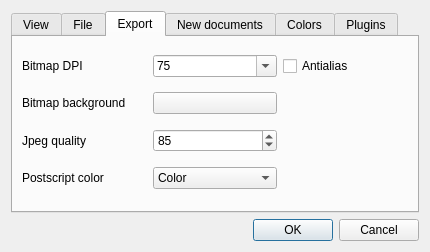
First picture: the form in dialogs/preferences.ui, repository veusz/veusz, before the edit.
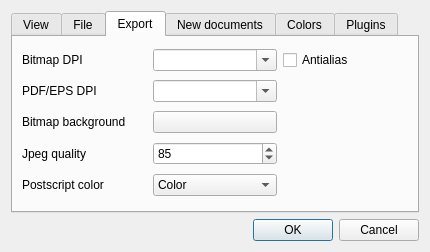
Second picture: the form after the edit. The open tabs and pages were chosen to show the change.

Patch:
```diff
--- a/dialogs/preferences.ui
+++ b/dialogs/preferences.ui
@@ -160,26 +160,6 @@
          <property name="editable">
           <bool>true</bool>
          </property>
-         <item>
-          <property name="text">
-           <string>75</string>
-          </property>
-         </item>
-         <item>
-          <property name="text">
-           <string>100</string>
-          </property>
-         </item>
-         <item>
-          <property name="text">
-           <string>150</string>
-          </property>
-         </item>
-         <item>
-          <property name="text">
-           <string>300</string>
-          </property>
-         </item>
         </widget>
        </item>
        <item row="0" column="2">
@@ -193,20 +173,47 @@
         </widget>
        </item>
        <item row="1" column="0">
+        <widget class="QLabel" name="label_12">
+         <property name="text">
+          <string>PDF/EPS DPI</string>
+         </property>
+        </widget>
+       </item>
+       <item row="1" column="1">
+        <widget class="QComboBox" name="exportDPIPDF">
+         <property name="toolTip">
+          <string>&lt;html&gt;&lt;head&gt;&lt;meta name=&quot;qrichtext&quot; content=&quot;1&quot; /&gt;&lt;/head&gt;&lt;body style=&quot; white-space: pre-wrap; font-family:Sans Serif; font-size:9pt; font-weight:400; font-style:normal; text-decoration:none;&quot;&gt;&lt;p style=&quot; margin-top:0px; margin-bottom:0px; margin-left:0px; margin-right:0px; -qt-block-indent:0; text-indent:0px;&quot;&gt;Dots Per Inch is used to convert from the physical size of the plot to the number of pixels in output bitmaps&lt;/p&gt;&lt;/body&gt;&lt;/html&gt;</string>
+         </property>
+         <property name="editable">
+          <bool>true</bool>
+         </property>
+        </widget>
+       </item>
+       <item row="2" column="0">
         <widget class="QLabel" name="label_9">
          <property name="text">
           <string>Bitmap background</string>
          </property>
         </widget>
        </item>
-       <item row="2" column="0">
+       <item row="2" column="1">
+        <widget class="QPushButton" name="exportBackgroundButton">
+         <property name="toolTip">
+          <string>Use alpha channel values of 0 for transparency</string>
+         </property>
+         <property name="text">
+          <string/>
+         </property>
+        </widget>
+       </item>
+       <item row="3" column="0">
         <widget class="QLabel" name="label_3">
          <property name="text">
           <string>Jpeg quality</string>
          </property>
         </widget>
        </item>
-       <item row="2" column="1">
+       <item row="3" column="1">
         <widget class="QSpinBox" name="exportQuality">
          <property name="toolTip">
           <string>&lt;html&gt;&lt;head&gt;&lt;meta name=&quot;qrichtext&quot; content=&quot;1&quot; /&gt;&lt;/head&gt;&lt;body style=&quot; white-space: pre-wrap; font-family:Sans Serif; font-size:9pt; font-weight:400; font-style:normal; text-decoration:none;&quot;&gt;&lt;p style=&quot; margin-top:0px; margin-bottom:0px; margin-left:0px; margin-right:0px; -qt-block-indent:0; text-indent:0px;&quot;&gt;Choose Jpeg quality setting. Lower values are lower quality with more compression.&lt;/p&gt;&lt;/body&gt;&lt;/html&gt;</string>
@@ -222,14 +229,14 @@
          </property>
         </widget>
        </item>
-       <item row="3" column="0">
+       <item row="4" column="0">
         <widget class="QLabel" name="label_2">
          <property name="text">
           <string>Postscript color</string>
          </property>
         </widget>
        </item>
-       <item row="3" column="1">
+       <item row="4" column="1">
         <widget class="QComboBox" name="exportColor">
          <property name="toolTip">
           <string>&lt;html&gt;&lt;head&gt;&lt;meta name=&quot;qrichtext&quot; content=&quot;1&quot; /&gt;&lt;/head&gt;&lt;body style=&quot; white-space: pre-wrap; font-family:Sans Serif; font-size:9pt; font-weight:400; font-style:normal; text-decoration:none;&quot;&gt;&lt;p style=&quot; margin-top:0px; margin-bottom:0px; margin-left:0px; margin-right:0px; -qt-block-indent:0; text-indent:0px;&quot;&gt;Output postscript as full color, or convert to greyscale&lt;/p&gt;&lt;/body&gt;&lt;/html&gt;</string>
@@ -246,16 +253,6 @@
          </item>
         </widget>
        </item>
-       <item row="1" column="1">
-        <widget class="QPushButton" name="exportBackgroundButton">
-         <property name="toolTip">
-          <string>Use alpha channel values of 0 for transparency</string>
-         </property>
-         <property name="text">
-          <string/>
-         </property>
-        </widget>
-       </item>
       </layout>
      </widget>
      <widget class="QWidget" name="StylesTab">
```
